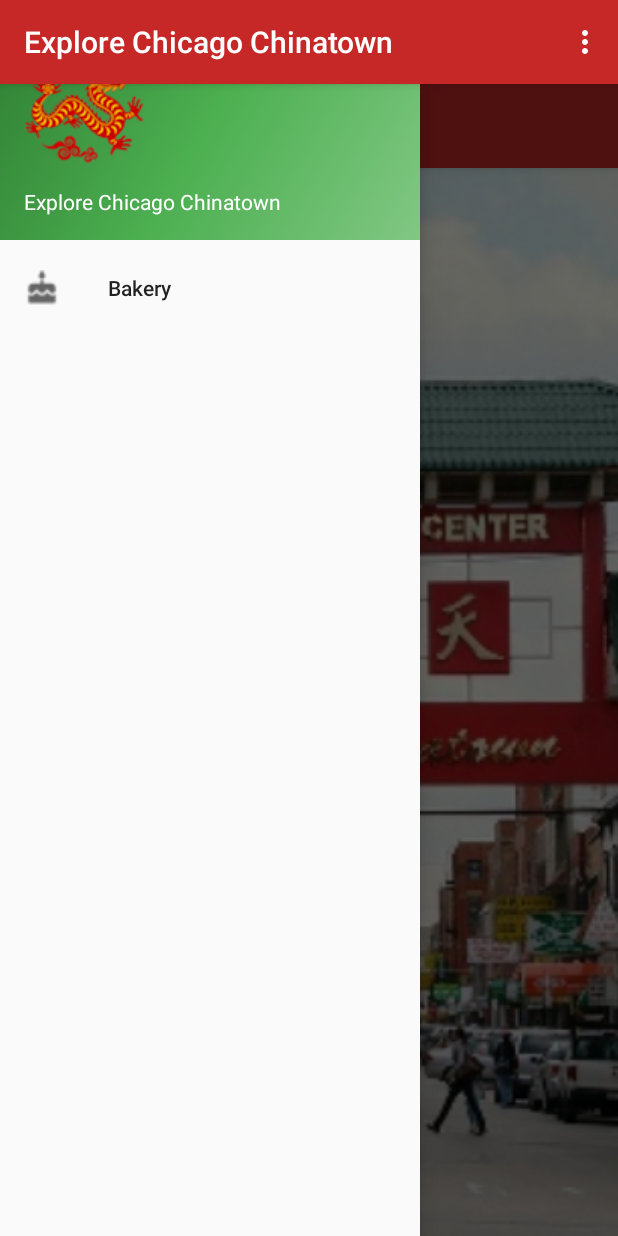
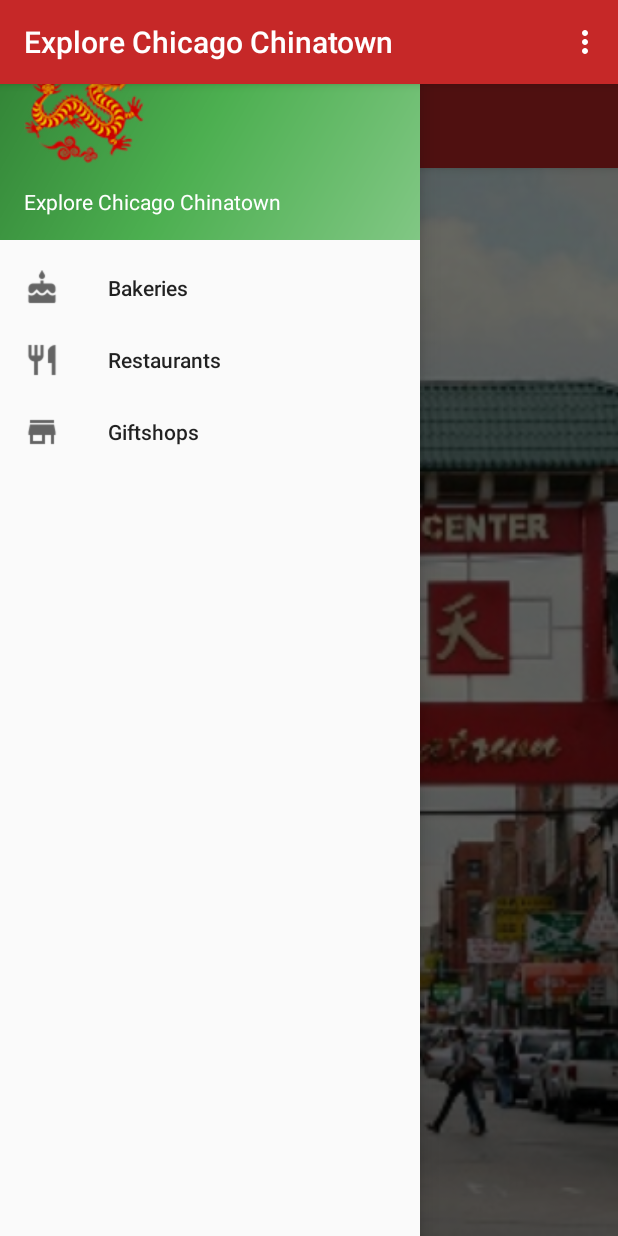
Before and after one commit to jc-cali/Explore-Chicago, an Android app: the MainActivity screen opened directly, with no data from a screen before it, with the side drawer open, on a phone screen of 412 x 824 dp. Run offline under Robolectric (Android 15) with nearby library versions, the phone set to English and light mode, and no system bars; 1 statement that could not run was skipped.

Commit message:
Added icons

```diff
--- a/app/src/main/res/menu/activity_main_drawer.xml
+++ b/app/src/main/res/menu/activity_main_drawer.xml
@@ -4,16 +4,16 @@
     <group android:checkableBehavior="single">
         <item
             android:id="@+id/nav_bakery"
-            android:icon="@drawable/ic_cake_black_18dp"
-            android:title="Bakery"/>
-        <!--<item-->
-            <!--android:id="@+id/nav_gallery"-->
-            <!--android:icon="@drawable/ic_menu_gallery"-->
-            <!--android:title="Gallery"/>-->
-        <!--<item-->
-            <!--android:id="@+id/nav_slideshow"-->
-            <!--android:icon="@drawable/ic_menu_slideshow"-->
-            <!--android:title="Slideshow"/>-->
+            android:icon="@drawable/ic_cake_black_24dp"
+            android:title="Bakeries"/>
+        <item
+            android:id="@+id/nav_restaurant"
+            android:icon="@drawable/ic_restaurant_black_24dp"
+            android:title="Restaurants"/>
+        <item
+            android:id="@+id/nav_giftshop"
+            android:icon="@drawable/ic_store_black_24dp"
+            android:title="Giftshops"/>
         <!--<item-->
             <!--android:id="@+id/nav_manage"-->
             <!--android:icon="@drawable/ic_menu_manage"-->
```
Also changed, not shown: app/src/main/res/drawable/ic_cake_black_24dp.png (added), app/src/main/res/drawable/ic_restaurant_black_24dp.png (added), app/src/main/res/drawable/ic_store_black_24dp.png (added).
